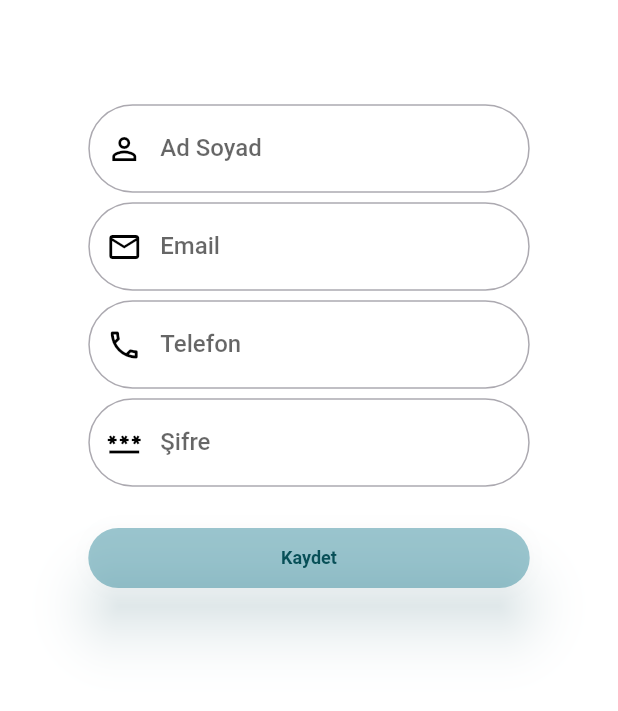
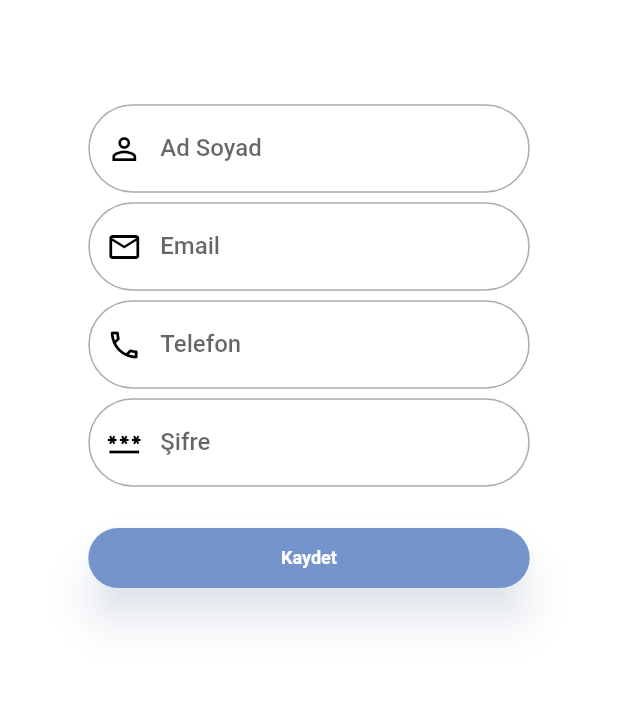
Before and after one commit to Sena-dogan/GOhouse, a Flutter app: the ProfilePage screen opened by its route, after a tap on "Profili Düzenle", on a phone screen of 412 x 824 dp, the part 353-1064 px from its top. Run offline on Flutter 3.47's test engine with Material 2 defaults, Android fonts, the phone set to English and light mode, and no system bars; our stand-ins replace another_flushbar, carousel_slider, dio, firebase_auth, firebase_core, fluro and 8 more; missing offline and left inert: password_policy, xxtea; accounts and stored records are empty; generated files the repository leaves out were written again; Roboto replaces fonts that are missing (Tienne).

Commit message:
profile ui changes

```diff
--- a/lib/ui/pages/menu/Pages/edit_profile_page.dart
+++ b/lib/ui/pages/menu/Pages/edit_profile_page.dart
@@ -76,17 +76,17 @@ class EditProfileWidget extends StatelessWidget {
                     child: ElevatedButton(
                       onPressed: () {},
                       style: ElevatedButton.styleFrom(
-                        backgroundColor: MenuColors.tealBlue.withOpacity(0.4),
+                        backgroundColor: AppThemeData.lightThemeData.primaryColor,
                         side: BorderSide.none,
                         shape: StadiumBorder(),
-                        elevation: 16,
-                        shadowColor: MenuColors.tealBlue.withOpacity(0.3),
+                        elevation: 12,
+                        shadowColor: AppThemeData.lightThemeData.primaryColor.withOpacity(0.3),
                       ),
                       child: Text(
                         "Kaydet",
                         style: GoogleFonts.tienne(
                           fontSize: 12,
-                          color: MenuColors.midnightGreenEagleGreen,
+                          color: MenuColors.white,
                         ),
                       ),
                     ),
--- a/lib/ui/pages/menu/widgets/profile_menu_box.dart
+++ b/lib/ui/pages/menu/widgets/profile_menu_box.dart
@@ -1,4 +1,5 @@
 import 'package:flutter/material.dart';
+import 'package:gohouse/constants/app_theme.dart';
 import 'package:gohouse/constants/colors.dart';
 import 'package:google_fonts/google_fonts.dart';
 
@@ -27,7 +28,7 @@ class ProfileMenuWidget extends StatelessWidget {
         height: 40,
         decoration: BoxDecoration(
           borderRadius: BorderRadius.circular(100),
-          color: MenuColors.tealBlue.withOpacity(0.4),
+          color: AppThemeData.lightThemeData.primaryColor.withOpacity(0.4),
         ),
         child: Icon(
           icon,
@@ -49,7 +50,7 @@ class ProfileMenuWidget extends StatelessWidget {
               ),
               child: Icon(
                 Icons.arrow_forward_ios_outlined,
-                color: MenuColors.midnightGreenEagleGreen2,
+                color: AppThemeData.lightThemeData.primaryColor,
                 size: 18.0,
               ),
             )
```
